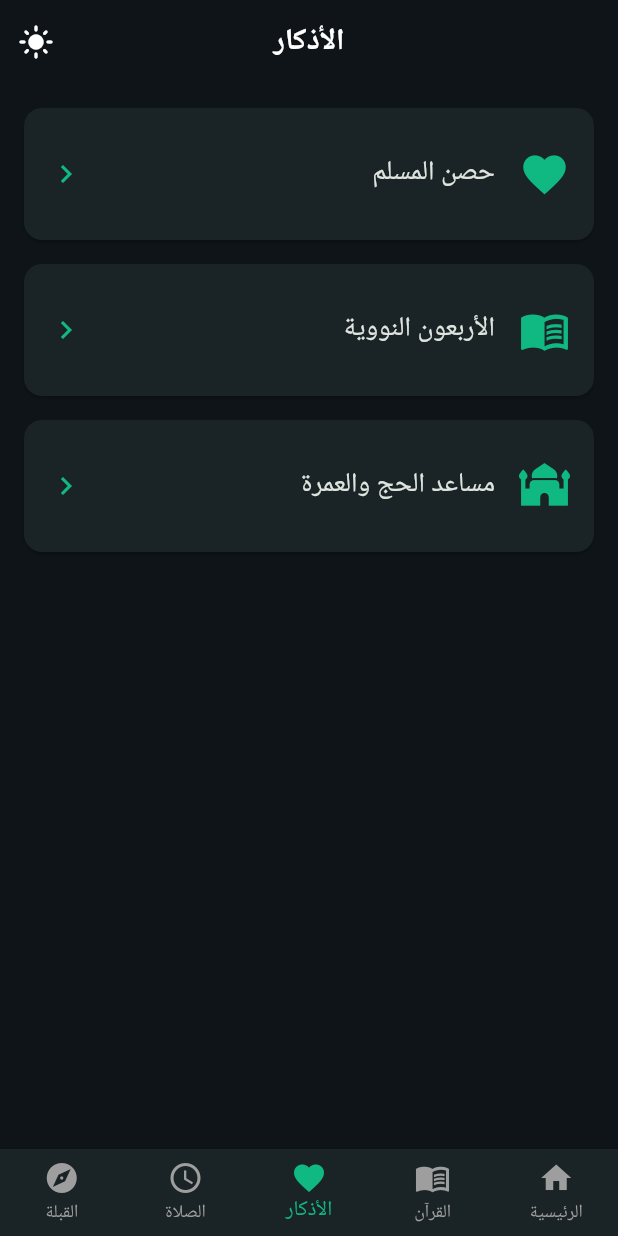
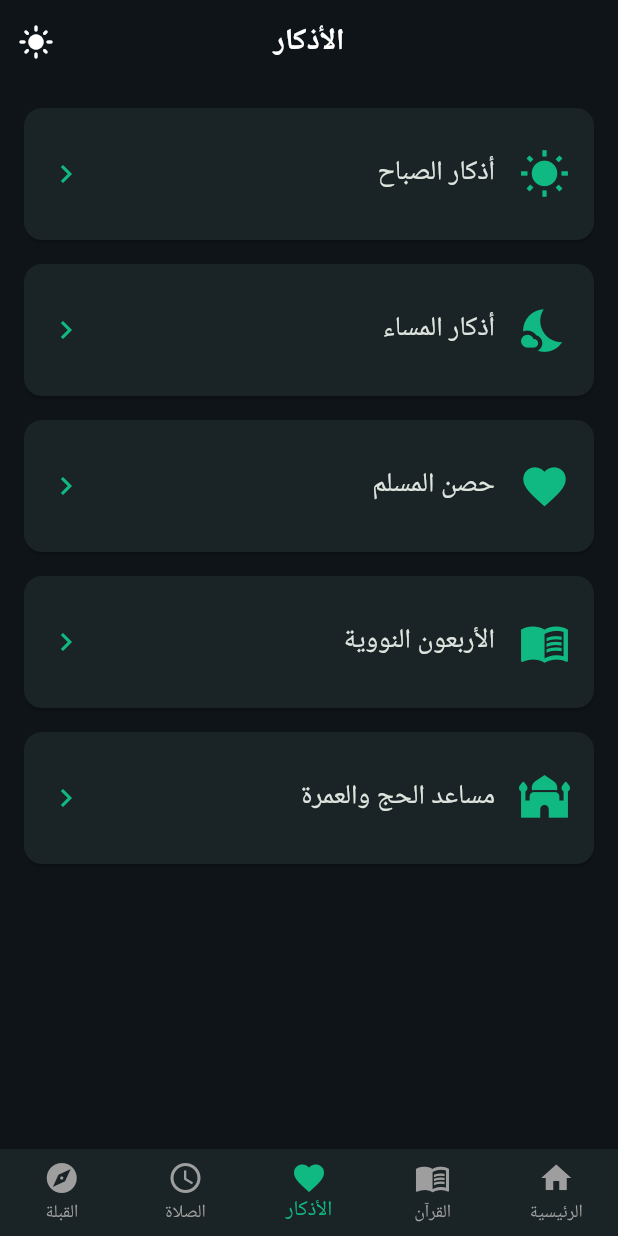
Before and after one commit to k8d67nw45b-ctrl/mslm, a Flutter app: the screen it shows after launch, item 3 of the bottom bar chosen, on a phone screen of 412 x 824 dp. Run offline on Flutter 3.47's test engine with Material 3 defaults, Android fonts, the phone set to English and light mode, and no system bars; our stand-ins replace adhan, audioplayers, flutter_compass, geolocator, hijri, share_plus and 1 more; network calls fail.

Commit message:
Update adhkar_screen.dart

```diff
--- a/lib/screens/adhkar_screen.dart
+++ b/lib/screens/adhkar_screen.dart
@@ -1,5 +1,6 @@
 import 'package:flutter/material.dart';
 import '../core/constants.dart';
+import 'daily_adhkar_screen.dart';
 import 'hisn_screen.dart';
 import 'nawawi_screen.dart';
 import 'hajj_screen.dart';
@@ -29,6 +30,10 @@ class AdhkarScreen extends StatelessWidget {
     return ListView(
       padding: const EdgeInsets.all(kPaddingMedium),
       children: [
+        _tile(context, 'أذكار الصباح', Icons.wb_sunny,
+            const DailyAdhkarScreen(morning: true)),
+        _tile(context, 'أذكار المساء', Icons.nights_stay,
+            const DailyAdhkarScreen(morning: false)),
         _tile(context, 'حصن المسلم', Icons.favorite, const HisnScreen()),
         _tile(context, 'الأربعون النووية', Icons.menu_book,
             const NawawiScreen()),
```
